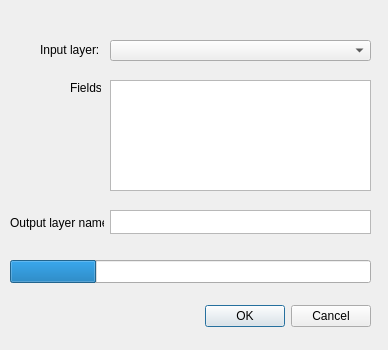
Old version of the form dissolve_related/dissolve_related_dialog_base.ui in the repository pandryk/PythonRepo.
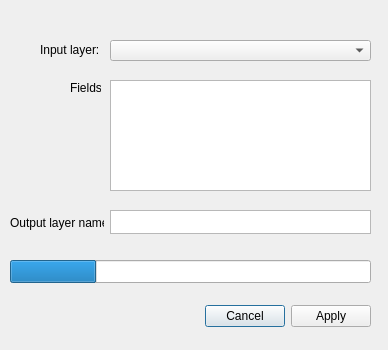
New version of the form.

Commit message: Ok button changed to apply

What changed in the file:
```diff
--- a/dissolve_related/dissolve_related_dialog_base.ui
+++ b/dissolve_related/dissolve_related_dialog_base.ui
@@ -44,7 +44,7 @@
     <enum>Qt::Horizontal</enum>
    </property>
    <property name="standardButtons">
-    <set>QDialogButtonBox::Cancel|QDialogButtonBox::Ok</set>
+    <set>QDialogButtonBox::Apply|QDialogButtonBox::Cancel</set>
    </property>
   </widget>
   <widget class="QComboBox" name="layerComboBox">
```
The commit also changes 1 other file.
